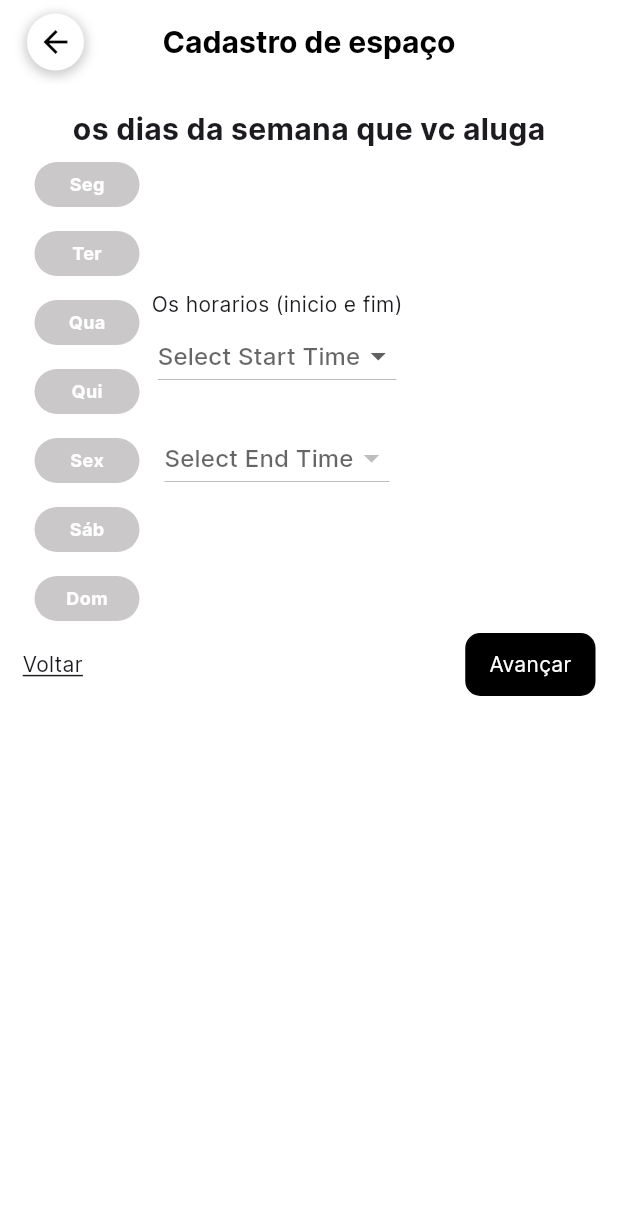
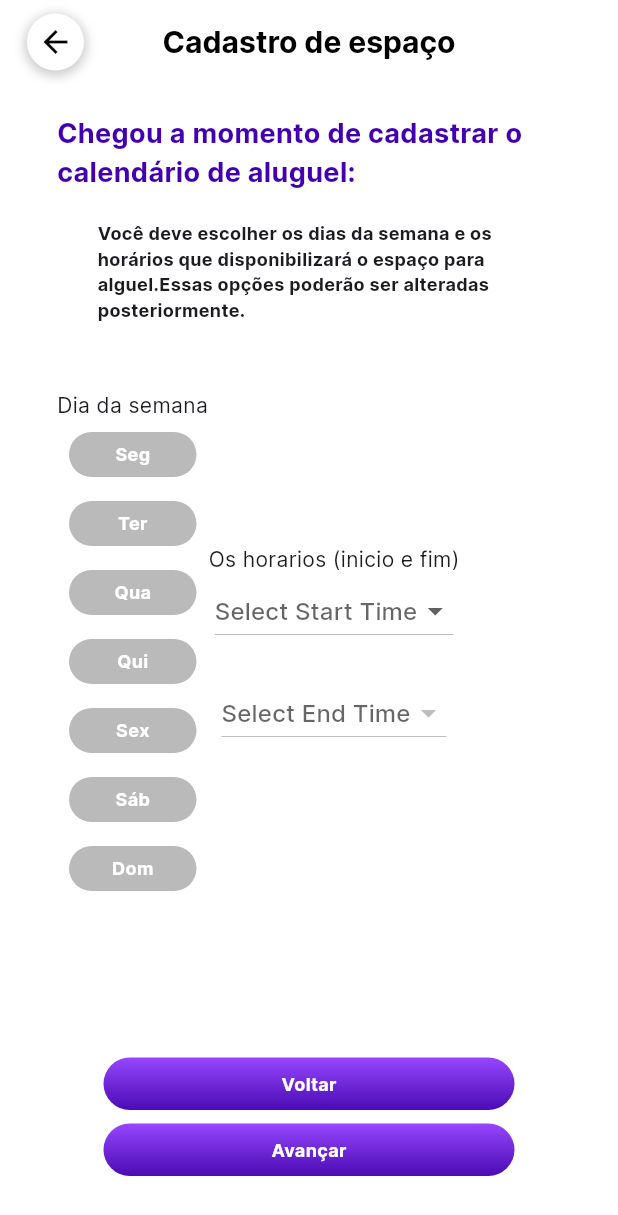
Before and after one commit to rodrigoaugusto99/git_flutter_festou, a Flutter app: the SemanaEHoras screen opened directly, on a phone screen of 412 x 824 dp. Shown: the top 1215 px of the screen. Run offline on Flutter 3.47's test engine with Material 3 defaults, Android fonts, the phone set to English and light mode, and no system bars; our stand-ins replace animate_do, animated_text_kit, calendar_date_picker2, carousel_slider, cloud_firestore, confetti and 26 more; missing offline and left inert: easy_mask, image_painter, search_cep, social_share, svg_flutter, validatorless; accounts and stored records are empty; generated files the repository leaves out were written again; project files that could hold a hidden picture were left out.

Commit message:
fix:estilos da tela de horarios

```diff
--- a/lib/src/features/register/space/space temporary/pages/semana_e_horas.dart
+++ b/lib/src/features/register/space/space temporary/pages/semana_e_horas.dart
@@ -116,21 +116,42 @@ class _SemanaEHorasState extends ConsumerState<SemanaEHoras> {
         backgroundColor: Colors.white,
       ),
       body: Padding(
-        padding: const EdgeInsets.all(15.0),
+        padding: const EdgeInsets.symmetric(horizontal: 38.0, vertical: 20),
         child: Column(
-          crossAxisAlignment: CrossAxisAlignment.stretch,
           children: [
-            const Align(
+            Column(
+              children: [
+                const Text(
+                  'Chegou a momento de cadastrar o calendário de aluguel:',
+                  style: TextStyle(
+                    fontWeight: FontWeight.bold,
+                    fontSize: 18,
+                    color: Color(0xff4300B1),
+                  ),
+                ),
+                const SizedBox(
+                  height: 19,
+                ),
+                const Padding(
+                  padding: EdgeInsets.symmetric(horizontal: 27),
                   child: Text(
-                'os dias da semana que vc aluga',
-                style: TextStyle(fontWeight: FontWeight.bold, fontSize: 20),
+                    'Você deve escolher os dias da semana e os horários que disponibilizará o espaço para alguel.Essas opções poderão ser alteradas posteriormente.',
+                    style: TextStyle(
+                      fontWeight: FontWeight.bold,
+                      fontSize: 12,
                     ),
+                  ),
+                ),
+                const SizedBox(
+                  height: 45,
                 ),
                 Row(
                   children: [
                     Column(
                         crossAxisAlignment: CrossAxisAlignment.start,
-                  children: daysOfWeek.map((day) {
+                        children: [
+                          const Text('Dia da semana'),
+                          ...daysOfWeek.map((day) {
                             return Padding(
                               padding: const EdgeInsets.all(8.0),
                               child: RegisterWeekWidget(
@@ -139,15 +160,17 @@ class _SemanaEHorasState extends ConsumerState<SemanaEHoras> {
                                 onTapCallback: handleDayTap,
                               ),
                             );
-                  }).toList(),
-                ),
+                          }),
+                        ]),
                     Column(
                       children: [
                         const Text('Os horarios (inicio e fim)'),
                         DropdownButton<String>(
                           hint: const Text('Select Start Time'),
                           value: _startTime,
-                      items: hours.sublist(0, hours.length).map((String value) {
+                          items: hours
+                              .sublist(0, hours.length)
+                              .map((String value) {
                             return DropdownMenuItem<String>(
                               value: value,
                               child: Text(value),
@@ -185,19 +208,48 @@ class _SemanaEHorasState extends ConsumerState<SemanaEHoras> {
                     )
                   ],
                 ),
-            Row(
-              mainAxisAlignment: MainAxisAlignment.spaceBetween,
+              ],
+            ),
+          ],
+        ),
+      ),
+      bottomNavigationBar: Padding(
+        padding: const EdgeInsets.symmetric(horizontal: 69, vertical: 40),
+        child: Column(
+          mainAxisSize: MainAxisSize.min,
           children: [
-                InkWell(
+            GestureDetector(
               onTap: () => Navigator.pop(context),
+              child: Container(
+                padding:
+                    const EdgeInsets.symmetric(horizontal: 20, vertical: 9),
+                alignment: Alignment.center,
+                height: 35,
+                decoration: BoxDecoration(
+                  borderRadius: BorderRadius.circular(50),
+                  gradient: const LinearGradient(
+                    colors: [
+                      Color(0xff9747FF),
+                      Color(0xff44300b1),
+                    ],
+                    begin: Alignment.topCenter,
+                    end: Alignment.bottomCenter,
+                  ),
+                ),
                 child: const Text(
                   'Voltar',
                   style: TextStyle(
-                      decoration: TextDecoration.underline,
+                    fontSize: 12,
+                    fontWeight: FontWeight.bold,
+                    color: Colors.white,
                   ),
                 ),
               ),
-                InkWell(
+            ),
+            const SizedBox(
+              height: 9,
+            ),
+            GestureDetector(
               onTap: () {
                 if (_startTime != null && _endTime != null) {
                   final result = spaceRegister.validateDiaEHoras(
@@ -214,27 +266,37 @@ class _SemanaEHorasState extends ConsumerState<SemanaEHoras> {
                       ),
                     );
                   } else {
-                        Messages.showError(
-                            'Erro ao cadastrar calendário', context);
+                    Messages.showError('Erro ao cadastrar calendário', context);
                   }
                 } else {
                   Messages.showError('Complete os horarios', context);
                 }
               },
               child: Container(
+                padding:
+                    const EdgeInsets.symmetric(horizontal: 20, vertical: 9),
+                alignment: Alignment.center,
+                height: 35,
                 decoration: BoxDecoration(
-                        color: Colors.black,
-                        border: Border.all(),
-                        borderRadius: BorderRadius.circular(10)),
-                    padding: const EdgeInsets.symmetric(
-                        horizontal: 15, vertical: 10),
+                  borderRadius: BorderRadius.circular(50),
+                  gradient: const LinearGradient(
+                    colors: [
+                      Color(0xff9747FF),
+                      Color(0xff44300b1),
+                    ],
+                    begin: Alignment.topCenter,
+                    end: Alignment.bottomCenter,
+                  ),
+                ),
                 child: const Text(
                   'Avançar',
-                      style: TextStyle(color: Colors.white),
+                  style: TextStyle(
+                    fontSize: 12,
+                    fontWeight: FontWeight.bold,
+                    color: Colors.white,
                   ),
                 ),
-                )
-              ],
+              ),
             ),
           ],
         ),
@@ -262,20 +324,17 @@ class RegisterWeekWidget extends StatelessWidget {
       child: Container(
         alignment: Alignment.center,
         height: 30,
-        width: 70,
+        width: 85,
         decoration: BoxDecoration(
-          color: isSelected
-              ? Colors.blue
-              : const Color.fromARGB(255, 202, 200, 200),
+          color: isSelected ? const Color(0xffE3D9E8) : const Color(0xffBABABA),
           borderRadius: BorderRadius.circular(20),
         ),
         child: Text(
           text,
-          style: const TextStyle(
+          style: TextStyle(
               fontSize: 12,
               fontWeight: FontWeight.w700,
-            color: Colors.white,
-          ),
+              color: isSelected ? const Color(0xff670090) : Colors.white),
         ),
       ),
     );
```
Lines whose indentation alone changed are shown as unchanged.
